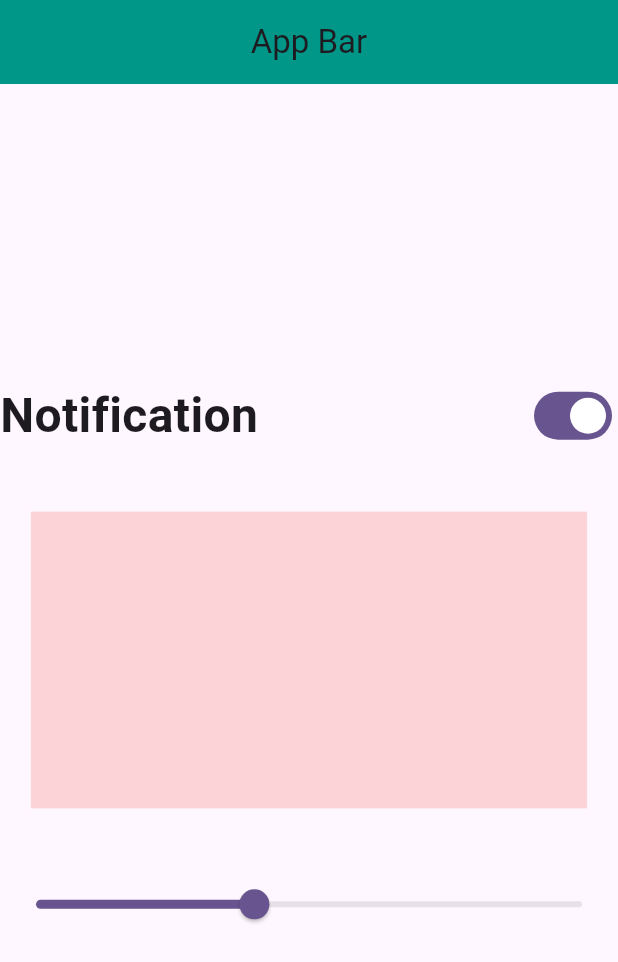
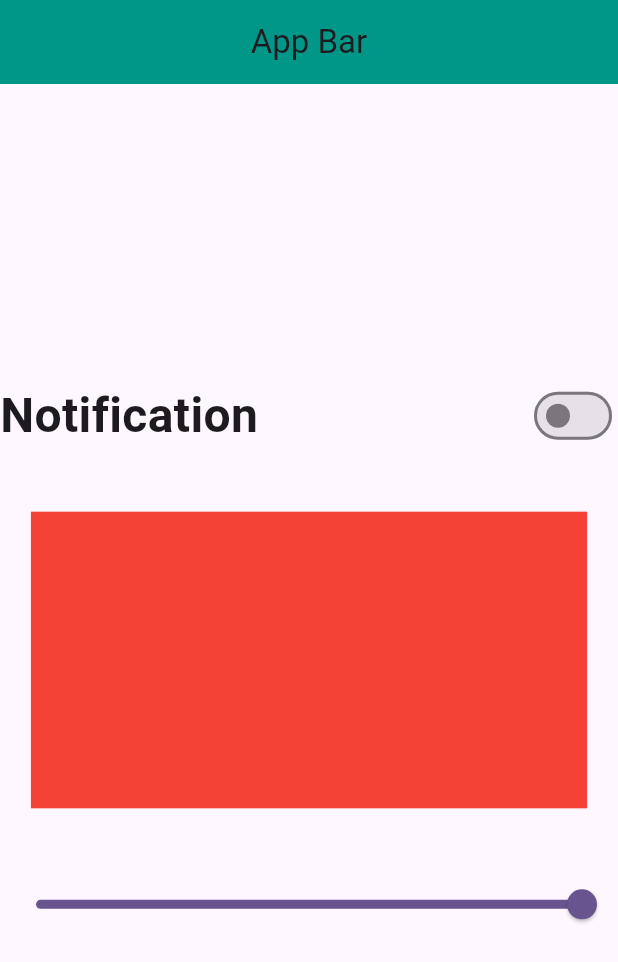
Before and after one commit to Farhanansari23/bloc_statemanagement, a Flutter app: the screen it shows after launch, on a phone screen of 412 x 824 dp. Shown: the top 962 px of the screen. Run offline on Flutter 3.47's test engine with Material 3 defaults, Android fonts, the phone set to English and light mode, and no system bars; our stand-ins replace bloc, equatable, flutter_bloc, font_awesome_flutter.

Commit message:
FA-BS-11: working on slider widget using bloc

```diff
--- a/lib/features/switch_example/bloc/switch_bloc.dart
+++ b/lib/features/switch_example/bloc/switch_bloc.dart
@@ -7,11 +7,15 @@ part 'switch_event.dart';
 part 'switch_state.dart';
 
 class SwitchBloc extends Bloc<SwitchEvent, SwitchState> {
-  SwitchBloc() : super(SwitchInitial(isSwitch: false)) {
+  SwitchBloc() : super(SwitchInitial(isSwitch: false,slider: 1.0)) {
     on<EnableNotificationToggleEvent>(_enableNotificationToggleEvent);
+    on<EnableSliderEvent>(_enableSliderEvent);
   }
 
   FutureOr<void> _enableNotificationToggleEvent(EnableNotificationToggleEvent event, Emitter<SwitchState> emit){
     emit(state.copyWith(isSwitch: !state.isSwitch));
   }
+  FutureOr<void> _enableSliderEvent(EnableSliderEvent event, Emitter<SwitchState> emit){
+    emit(state.copyWith(slider: event.slider));
+  }
 }
--- a/lib/features/switch_example/bloc/switch_event.dart
+++ b/lib/features/switch_example/bloc/switch_event.dart
@@ -14,4 +14,14 @@ class EnableNotificationToggleEvent extends SwitchEvent{
 
 }
 
+class EnableSliderEvent extends SwitchEvent{
+  final double slider;
+  EnableSliderEvent({required this.slider});
+
+  @override
+  List<Object> get props => [slider];
+
+}
+
+
 // class DisableNotificationToggle extends SwitchEvent{}
--- a/lib/features/switch_example/bloc/switch_state.dart
+++ b/lib/features/switch_example/bloc/switch_state.dart
@@ -1,17 +1,23 @@
 part of 'switch_bloc.dart';
-
 
 @immutable
 sealed class SwitchState extends Equatable {
-  bool isSwitch;
-  SwitchState({required this.isSwitch});
-  SwitchState copyWith({bool? isSwitch}){
-    return SwitchInitial(isSwitch: isSwitch ?? this.isSwitch);
+  final bool isSwitch;
+  final double slider;
+
+  const SwitchState({required this.isSwitch, this.slider = 1.0});
+
+  SwitchState copyWith({bool? isSwitch, double? slider}) {
+    return SwitchInitial(
+      isSwitch: isSwitch ?? this.isSwitch,
+      slider: slider ?? this.slider,
+    );
   }
+
   @override
-  List<Object> get props => [isSwitch];
+  List<Object> get props => [isSwitch, slider];
 }
 
 final class SwitchInitial extends SwitchState {
-  SwitchInitial({required super.isSwitch});
+  SwitchInitial({required super.isSwitch, super.slider});
 }
--- a/lib/features/switch_example/ui/switch_example.dart
+++ b/lib/features/switch_example/ui/switch_example.dart
@@ -1,4 +1,8 @@
 import 'package:flutter/material.dart';
+import 'package:flutter_bloc/flutter_bloc.dart';
+import 'dart:async';
+import 'dart:core';
+import 'package:bloc_statemanagement/features/switch_example/bloc/switch_bloc.dart';
 
 class SwitchExample extends StatefulWidget {
   const SwitchExample({super.key});
@@ -10,10 +14,7 @@ class SwitchExample extends StatefulWidget {
 class _SwitchExampleState extends State<SwitchExample> {
   @override
   Widget build(BuildContext context) {
-    return  Scaffold(
-      appBar: _appBar(context),
-      body: _body(context),
-    );
+    return Scaffold(appBar: _appBar(context), body: _body(context));
   }
 
   PreferredSize _appBar(context) {
@@ -27,27 +28,52 @@ class _SwitchExampleState extends State<SwitchExample> {
     );
   }
 
-  Widget _body(context){
+  Widget _body(context) {
     return Column(
       mainAxisAlignment: MainAxisAlignment.center,
       children: [
         Row(
           mainAxisAlignment: MainAxisAlignment.spaceBetween,
           children: [
-            const Text('Notification',style: TextStyle(fontSize: 32,fontWeight: FontWeight.bold),),
-             Switch(value: true, onChanged: (value) {
-                return null;
-            }),
+            const Text(
+              'Notification',
+              style: TextStyle(fontSize: 32, fontWeight: FontWeight.bold),
+            ),
+            BlocBuilder<SwitchBloc, SwitchState>(
+              builder: (context, state) {
+                return Switch(
+                  value: state.isSwitch,
+                  onChanged: (value) {
+                    context.read<SwitchBloc>().add(
+                      EnableNotificationToggleEvent(),
+                    );
+                  },
+                );
+              },
+            ),
           ],
         ),
-        SizedBox(height: 40,),
-        Container(
-          height: MediaQuery.of(context).size.height * 0.24,
-          width: MediaQuery.of(context).size.width * 0.9,
-          color: Colors.red.withOpacity(0.2),
+        SizedBox(height: 40),
+        BlocBuilder<SwitchBloc, SwitchState>(
+          builder: (context, state) {
+            return Container(
+              height: MediaQuery.of(context).size.height * 0.24,
+              width: MediaQuery.of(context).size.width * 0.9,
+              color: Colors.red.withOpacity(state.slider),
+            );
+          },
         ),
-        SizedBox(height: 40,),
-        Slider(value: 0.4, onChanged: (value){}),
+        SizedBox(height: 40),
+        BlocBuilder<SwitchBloc, SwitchState>(
+          builder: (context, state) {
+            return Slider(
+              value: state.slider,
+              onChanged: (value) {
+                context.read<SwitchBloc>().add(EnableSliderEvent(slider: value));
+              },
+            );
+          },
+        ),
       ],
     );
   }
```
